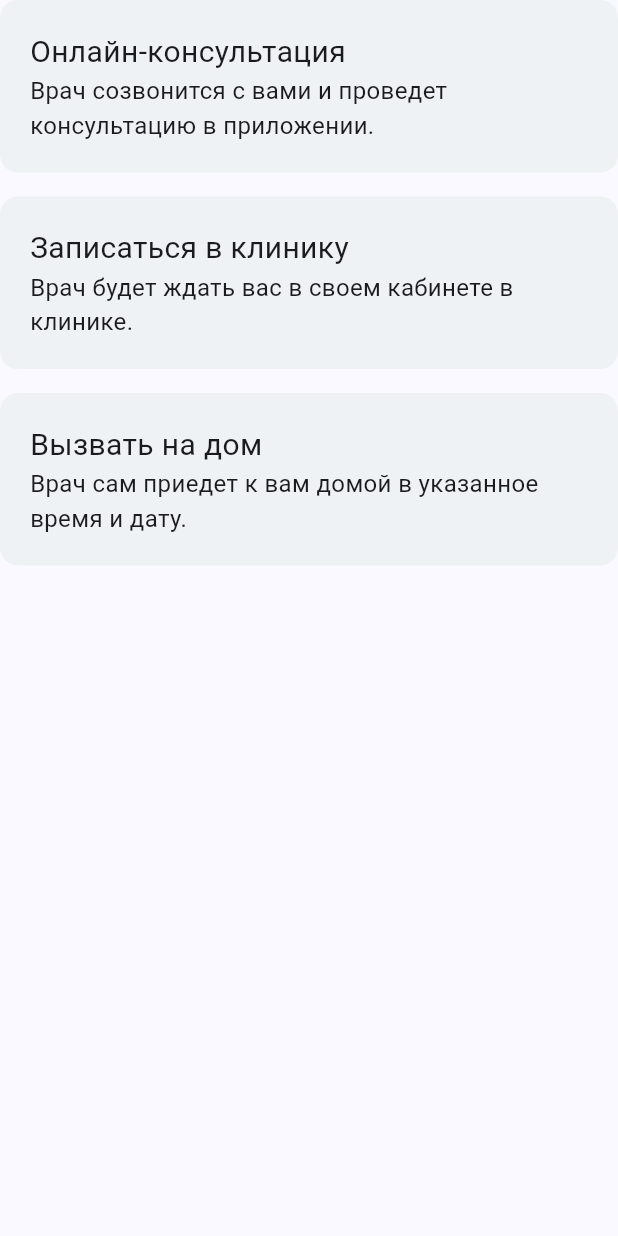
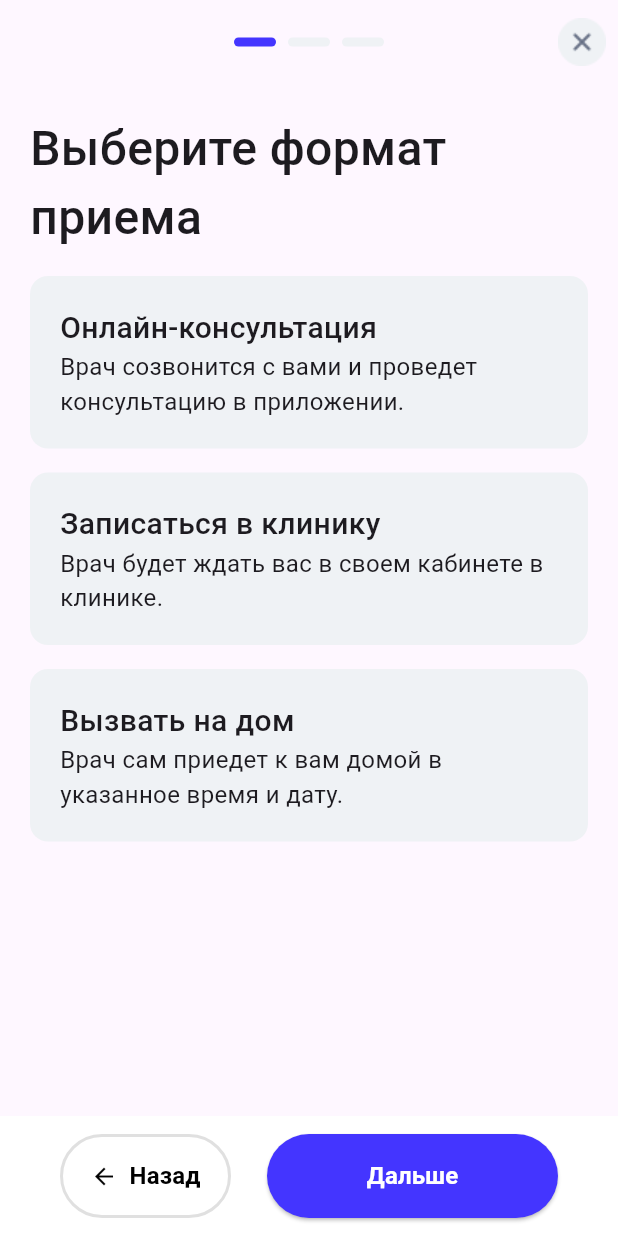
Before and after one commit to chuparts/phydoc_test_exercise, a Flutter app: the screen it shows after launch, on a phone screen of 412 x 824 dp. Run offline on Flutter 3.47's test engine with Material 3 defaults, Android fonts, the phone set to English and light mode, and no system bars.

Commit message:
format choice finished

```diff
--- a/lib/main.dart
+++ b/lib/main.dart
@@ -1,6 +1,15 @@
 import 'package:flutter/cupertino.dart';
 import 'package:flutter/material.dart';
-import 'package:phydoc_test_exercise/pages/format_page.dart';
+import 'package:phydoc_test_exercise/pages/appointment_operation_main.dart';
+import 'package:phydoc_test_exercise/providers.dart';
+import 'package:provider/provider.dart';
+
+Map<String, Color> colors = {
+  "unchosen": const Color(0xffEFF2F5),
+  "chosen": const Color(0xff4435FF),
+  "chosen_bg": const Color(0xffECEBFF),
+  "icon_fill" : const Color(0xff667085)
+};
 
 void main() {
   runApp(const MainApp());
@@ -11,14 +20,14 @@ class MainApp extends StatelessWidget {
 
   @override
   Widget build(BuildContext context) {
-    return const CupertinoApp(
-      debugShowCheckedModeBanner: false,
-      home: Scaffold(
-        body: Column(
-          children: [
-            FormatPage(),
-          ],
-        )
+    return MultiProvider(
+      providers: [
+        ChangeNotifierProvider(
+            create: (context) => OperationStepUpdateProvider())
+      ],
+      child: const MaterialApp(
+        debugShowCheckedModeBanner: false,
+        home: AppointmentOperationMain(),
       ),
     );
   }
--- /dev/null
+++ b/lib/pages/appointment_operation_main.dart
@@ -0,0 +1,122 @@
+import 'package:flutter/cupertino.dart';
+import 'package:flutter/material.dart';
+import 'package:phydoc_test_exercise/main.dart';
+import 'package:phydoc_test_exercise/pages/format_page.dart';
+import 'package:phydoc_test_exercise/providers.dart';
+import 'package:provider/provider.dart';
+
+class AppointmentOperationMain extends StatefulWidget {
+  const AppointmentOperationMain({super.key});
+  @override
+  State<AppointmentOperationMain> createState() =>
+      _AppointmentOperationMainState();
+}
+
+class _AppointmentOperationMainState extends State<AppointmentOperationMain> {
+  @override
+  Widget build(BuildContext context) {
+    return SafeArea(
+      child: Scaffold(
+        appBar: AppBar(
+          centerTitle: true,
+          flexibleSpace: Center(
+            child: Row(
+                mainAxisAlignment: MainAxisAlignment.center,
+                children: List.generate(3, (index) {
+                  var operationStepUpdateProvider =
+                      context.watch<OperationStepUpdateProvider>();
+                  return Padding(
+                    padding: const EdgeInsets.all(4.0),
+                    child: Container(
+                      width: 28,
+                      height: 6,
+                      decoration: BoxDecoration(
+                          borderRadius: BorderRadius.circular(4),
+                          color: index <= operationStepUpdateProvider.currentStep
+                              ? colors["chosen"]
+                              : colors["unchosen"]!),
+                    ),
+                  );
+                })),
+          ),
+          actions: [
+            IconButton(
+                onPressed: () {},
+                icon: const Image(image: AssetImage("assets/closing_icon.png")))
+          ],
+        ),
+        body: const Column(
+          children: [
+            FormatPage(),
+          ],
+        ),
+        bottomNavigationBar: BottomAppBar(
+          color: Colors.white,
+          child: Row(
+            mainAxisAlignment: MainAxisAlignment.spaceEvenly,
+            children: [
+              OutlinedButton.icon(
+                onPressed: () {},
+                icon: const Icon(Icons.arrow_back, color: Colors.black),
+                label: const Text(
+                  "Назад",
+                  style: TextStyle(color: Colors.black, fontSize: 16, fontWeight: FontWeight.w700),
+                ),
+                style: OutlinedButton.styleFrom(
+                  minimumSize: Size.fromWidth(114),
+                  side: BorderSide(color: Colors.grey.shade300, width: 2),
+                  shape: RoundedRectangleBorder(
+                    borderRadius: BorderRadius.circular(30),
+                  ),
+                  padding:
+                      const EdgeInsets.symmetric(horizontal: 20, vertical: 12),
+                ),
+              ),
+              ElevatedButton(
+                  style: ElevatedButton.styleFrom(
+                    minimumSize: Size.fromWidth(194),
+                    backgroundColor: colors["chosen"],
+                    shape: RoundedRectangleBorder(
+                      borderRadius: BorderRadius.circular(30),
+                    ),
+                    padding:
+                        const EdgeInsets.symmetric(horizontal: 32, vertical: 12),
+                  ),
+                  child: const Text(
+                    "Дальше",
+                    style: TextStyle(color: Colors.white, fontSize: 16, fontWeight: FontWeight.w700),
+                  ),
+                  onPressed: () {}),
+            ],
+          ),
+        ),
+      ),
+    );
+  }
+}
+
+
+// Center(
+//             child: Padding(
+//               padding: const EdgeInsets.fromLTRB(0, 16, 0, 16),
+//               child: Row(
+//                   mainAxisAlignment: MainAxisAlignment.center,
+//                   children: List.generate(3, (index) {
+//                     var operationStepUpdateProvider =
+//                         context.watch<OperationStepUpdateProvider>();
+//                     return Padding(
+//                       padding: const EdgeInsets.all(4.0),
+//                       child: Container(
+//                         width: 28,
+//                         height: 6,
+//                         decoration: BoxDecoration(
+//                             borderRadius: BorderRadius.circular(4),
+//                             color:
+//                                 index <= operationStepUpdateProvider.currentStep
+//                                     ? colors["chosen"]
+//                                     : colors["unchosen"]!),
+//                       ),
+//                     );
+//                   })),
+//             ),
+//           ),
--- a/lib/pages/format_page.dart
+++ b/lib/pages/format_page.dart
@@ -1,5 +1,6 @@
 import 'package:flutter/cupertino.dart';
 import 'package:flutter/material.dart';
+import 'package:phydoc_test_exercise/main.dart';
 
 class FormatPage extends StatefulWidget {
   const FormatPage({super.key});
@@ -11,13 +12,13 @@ class FormatPage extends StatefulWidget {
 class _FormatPageState extends State<FormatPage> {
   int? _selectedIndex;
 
-  final BoxDecoration _chosenContainer = BoxDecoration(
-      border: Border.all(width: 2, color: const Color(0xff4435FF)),
+  final BoxDecoration _chosenStyle = BoxDecoration(
+      border: Border.all(width: 2, color: colors["chosen"]!),
       borderRadius: const BorderRadius.all(Radius.circular(12)),
-      color: const Color(0xffECEBFF));
-  final BoxDecoration _unchosenContainer = const BoxDecoration(
-      borderRadius: BorderRadius.all(Radius.circular(12)),
-      color: Color(0xffEFF2F5));
+      color: colors["chosen_bg"]!);
+  final BoxDecoration _unchosenStyle = BoxDecoration(
+      borderRadius: const BorderRadius.all(Radius.circular(12)),
+      color: colors["unchosen"]!);
 
   final List<String> _titles = [
     "Онлайн-консультация",
@@ -32,9 +33,7 @@ class _FormatPageState extends State<FormatPage> {
 
   @override
   Widget build(BuildContext context) {
-    return ListView(
-        shrinkWrap: true,
-        children: List.generate(3, (index) {
+    var options = List.generate(3, (index) {
       final bool isSelected = _selectedIndex == index;
       return Column(
         crossAxisAlignment: CrossAxisAlignment.stretch,
@@ -46,8 +45,7 @@ class _FormatPageState extends State<FormatPage> {
               });
             },
             child: Container(
-                  decoration:
-                      isSelected ? _chosenContainer : _unchosenContainer,
+              decoration: isSelected ? _chosenStyle : _unchosenStyle,
               child: Padding(
                 padding: const EdgeInsets.all(20.0),
                 child: Column(
@@ -55,9 +53,11 @@ class _FormatPageState extends State<FormatPage> {
                   children: [
                     Text(
                       _titles[index],
-                          style: TextStyle(fontSize: 20),
+                      style: const TextStyle(
+                          fontSize: 20, fontWeight: FontWeight.w500),
                     ),
-                        Text(_subtitles[index], style: TextStyle(fontSize: 16))
+                    Text(_subtitles[index],
+                        style: const TextStyle(fontSize: 16))
                   ],
                 ),
               ),
@@ -68,6 +68,21 @@ class _FormatPageState extends State<FormatPage> {
           )
         ],
       );
-        }));
+    });
+    return Expanded(
+      child: Padding(
+        padding: const EdgeInsets.all(20.0),
+        child: ListView(children: [
+          const Text(
+            "Выберите формат приема",
+            style: TextStyle(fontSize: 32, fontWeight: FontWeight.w500),
+          ),
+          const SizedBox(
+            height: 16,
+          ),
+          for (var col in options) col,
+        ]),
+      ),
+    );
   }
 }
--- /dev/null
+++ b/lib/providers.dart
@@ -0,0 +1,5 @@
+import 'package:flutter/cupertino.dart';
+
+class OperationStepUpdateProvider extends ChangeNotifier {
+  int currentStep = 0;
+}
--- a/pubspec.yaml
+++ b/pubspec.yaml
@@ -9,6 +9,9 @@ environment:
 dependencies:
   flutter:
     sdk: flutter
+  flutter_svg: ^2.0.16
+  provider: ^6.1.2
+  vector_graphics: ^1.1.15
 
 dev_dependencies:
   flutter_test:
@@ -16,4 +19,6 @@ dev_dependencies:
   flutter_lints: ^4.0.0
 
 flutter:
+  assets:
+    - assets/
   uses-material-design: true
```
Also changed, not shown: assets/closing_icon.png (added), assets/icons/Close.svg (added), pubspec.lock. Lines whose indentation alone changed are shown as unchanged.
